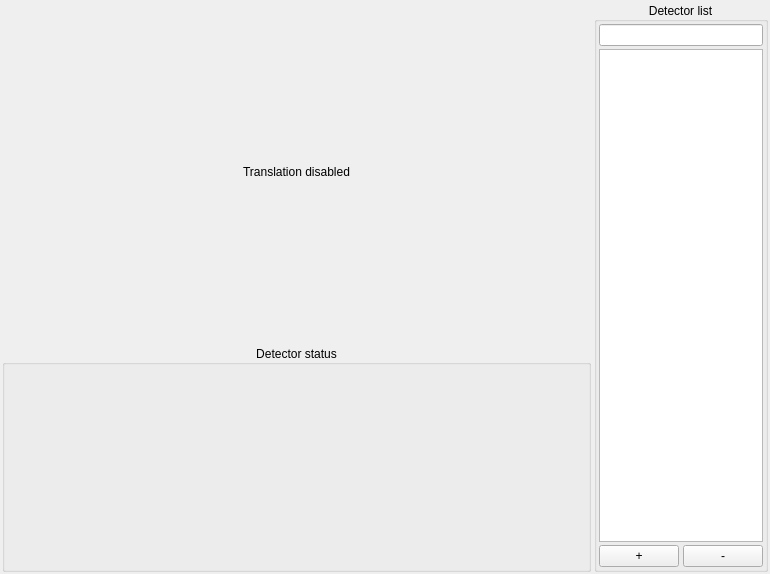
Old version of the form Apps/ManagePanel/src/gui/detectormanagementform.ui in the repository VinTRiZz/RemoteObjectDetector.
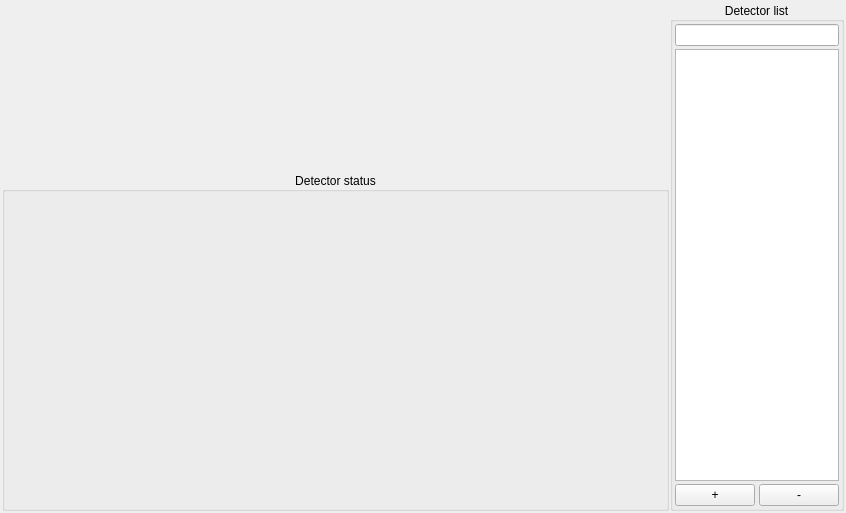
New version of the form. Custom widgets are drawn as their Qt base class.

What changed in the file:
```diff
--- a/Apps/ManagePanel/src/gui/detectormanagementform.ui
+++ b/Apps/ManagePanel/src/gui/detectormanagementform.ui
@@ -6,40 +6,52 @@
    <rect>
     <x>0</x>
     <y>0</y>
-    <width>770</width>
-    <height>574</height>
+    <width>846</width>
+    <height>513</height>
    </rect>
   </property>
   <property name="windowTitle">
    <string>Form</string>
   </property>
-  <layout class="QHBoxLayout" name="horizontalLayout_3" stretch="4,1">
+  <layout class="QVBoxLayout" name="verticalLayout">
    <property name="spacing">
-    <number>3</number>
+    <number>1</number>
    </property>
    <property name="leftMargin">
-    <number>2</number>
+    <number>1</number>
    </property>
    <property name="topMargin">
-    <number>2</number>
+    <number>1</number>
    </property>
    <property name="rightMargin">
-    <number>2</number>
+    <number>1</number>
    </property>
    <property name="bottomMargin">
-    <number>2</number>
+    <number>1</number>
    </property>
    <item>
-    <layout class="QVBoxLayout" name="verticalLayout_5" stretch="3,2">
-     <item>
-      <widget class="QLabel" name="label_2">
-       <property name="text">
-        <string>Translation disabled</string>
+    <widget class="QStackedWidget" name="stackedWidget">
+     <widget class="QWidget" name="page">
+      <layout class="QHBoxLayout" name="horizontalLayout" stretch="4,1">
+       <property name="spacing">
+        <number>1</number>
        </property>
-       <property name="alignment">
-        <set>Qt::AlignCenter</set>
+       <property name="leftMargin">
+        <number>1</number>
        </property>
-      </widget>
+       <property name="topMargin">
+        <number>1</number>
+       </property>
+       <property name="rightMargin">
+        <number>1</number>
+       </property>
+       <property name="bottomMargin">
+        <number>1</number>
+       </property>
+       <item>
+        <layout class="QVBoxLayout" name="verticalLayout_5" stretch="1,2">
+         <item>
+          <widget class="QWidget" name="streamWidget" native="true"/>
      </item>
      <item>
       <widget class="QGroupBox" name="groupBox_3">
@@ -49,6 +61,29 @@
        <property name="alignment">
         <set>Qt::AlignCenter</set>
        </property>
+           <layout class="QHBoxLayout" name="horizontalLayout_3" stretch="1,3">
+            <property name="spacing">
+             <number>1</number>
+            </property>
+            <property name="leftMargin">
+             <number>1</number>
+            </property>
+            <property name="topMargin">
+             <number>1</number>
+            </property>
+            <property name="rightMargin">
+             <number>1</number>
+            </property>
+            <property name="bottomMargin">
+             <number>1</number>
+            </property>
+            <item>
+             <widget class="SystemStatusWidget" name="detectorStatusWidget" native="true"/>
+            </item>
+            <item>
+             <widget class="DetectionObjectStatusWidget" name="detectionObjectStatusWidget" native="true"/>
+            </item>
+           </layout>
       </widget>
      </item>
     </layout>
@@ -109,6 +144,25 @@
    </item>
   </layout>
  </widget>
+     <widget class="QWidget" name="page_2"/>
+    </widget>
+   </item>
+  </layout>
+ </widget>
+ <customwidgets>
+  <customwidget>
+   <class>SystemStatusWidget</class>
+   <extends>QWidget</extends>
+   <header>gui/widgets/systemstatuswidget.hpp</header>
+   <container>1</container>
+  </customwidget>
+  <customwidget>
+   <class>DetectionObjectStatusWidget</class>
+   <extends>QWidget</extends>
+   <header>gui/widgets/detectionobjectstatuswidget.hpp</header>
+   <container>1</container>
+  </customwidget>
+ </customwidgets>
  <resources/>
  <connections/>
 </ui>
```
Left out of the diff: 8 changed lines with no effect on the pictures. Lines whose indentation alone changed are shown as unchanged.
